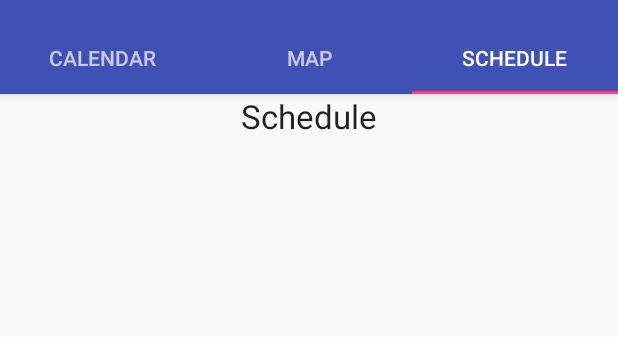
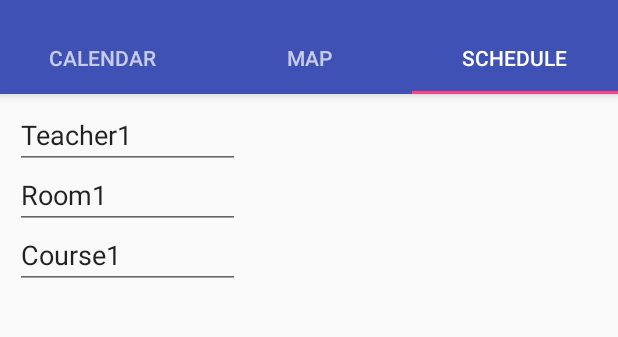
Before and after one commit to EdenPlus/ProjectNavi, an Android app: the screen it shows after launch (MainActivity), tab 3 chosen, on a phone screen of 412 x 824 dp, the part 74-411 px from its top. Run offline under Robolectric (Android 15) with nearby library versions, the phone set to English and light mode, and no system bars.

Commit message:
Schedule 0.1
Added initial EditTexts, these will need to be formatted to allow for the user to more easily distinguish them.

```diff
--- a/app/src/main/res/layout/tab_schedule.xml
+++ b/app/src/main/res/layout/tab_schedule.xml
@@ -2,12 +2,32 @@
 <RelativeLayout xmlns:android="http://schemas.android.com/apk/res/android"
     android:layout_width="match_parent" android:layout_height="match_parent">
 
-    <TextView
-        android:textAppearance="@style/Base.TextAppearance.AppCompat.Large"
-        android:id="@+id/textView"
-        android:layout_width="wrap_content"
-        android:layout_height="wrap_content"
-        android:layout_alignParentTop="true"
-        android:layout_centerHorizontal="true"
-        android:text="Schedule" />
+    <EditText
+        android:id="@+id/scheduleP1Teacher"
+        android:layout_width="@dimen/scheduleInputWidth"
+        android:layout_height="@dimen/scheduleInputHeight"
+        android:inputType="text"
+        android:text="@string/scheduleP1Teacher"
+        android:layout_marginStart="10dp"
+        android:layout_marginTop="10dp" />
+
+    <EditText
+        android:id="@+id/scheduleP1Room"
+        android:layout_width="@dimen/scheduleInputWidth"
+        android:layout_height="@dimen/scheduleInputHeight"
+        android:inputType="number"
+        android:text="@string/scheduleP1Room"
+        android:layout_below="@+id/scheduleP1Teacher"
+        android:layout_alignStart="@+id/scheduleP1Teacher"
+        android:layout_alignEnd="@+id/scheduleP1Teacher" />
+
+    <EditText
+        android:id="@+id/scheduleP1Course"
+        android:layout_width="@dimen/scheduleInputWidth"
+        android:layout_height="@dimen/scheduleInputHeight"
+        android:inputType="text"
+        android:text="@string/scheduleP1Course"
+        android:layout_below="@+id/scheduleP1Room"
+        android:layout_alignStart="@+id/scheduleP1Room"
+        android:layout_alignEnd="@+id/scheduleP1Room" />
 </RelativeLayout>
--- a/app/src/main/res/values/dimens.xml
+++ b/app/src/main/res/values/dimens.xml
@@ -4,4 +4,8 @@
     <dimen name="activity_vertical_margin">16dp</dimen>
     <dimen name="fab_margin">16dp</dimen>
     <dimen name="appbar_padding_top">8dp</dimen>
+    <dimen name="schedulePeriodWidth">300dp</dimen>
+    <dimen name="schedulePeriodHeight">120dp</dimen>
+    <dimen name="scheduleInputWidth">150dp</dimen>
+    <dimen name="scheduleInputHeight">40dp</dimen>
 </resources>
--- a/app/src/main/res/values/strings.xml
+++ b/app/src/main/res/values/strings.xml
@@ -2,4 +2,10 @@
     <string name="app_name">Project: Navi</string>
     <string name="action_settings">Settings</string>
     <string name="section_format">Hello World from section: %1$d</string>
+    <string name="scheduleP1Teacher">Teacher1</string>
+    <string name="scheduleP1Course">Course1</string>
+    <string name="scheduleP1Room">Room1</string>
+    <string name="scheduleP2Teacher">Teacher2</string>
+    <string name="scheduleP2Course">Course2</string>
+    <string name="scheduleP2Room">Room2</string>
 </resources>
```
